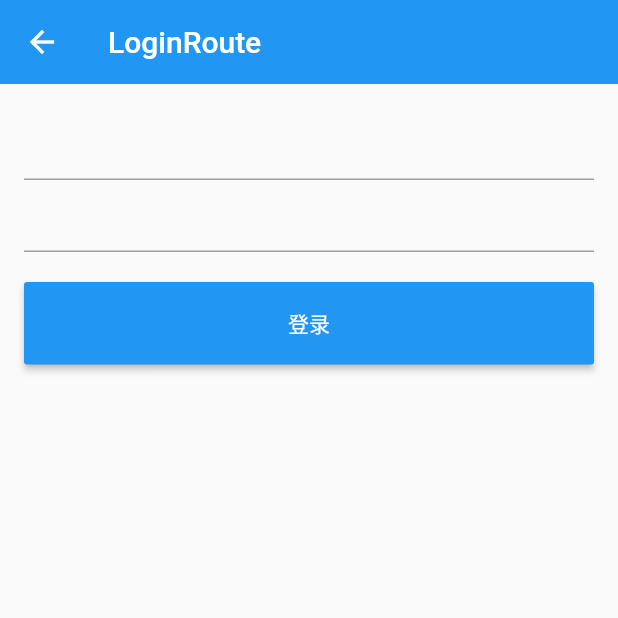
After one commit to zhangjiang1203/flutter_github_pro, a Flutter app: the LoginRoute screen opened by its route, on a phone screen of 412 x 824 dp, the top half of it. The commit adds this screen. Run offline on Flutter 3.47's test engine with Material 2 defaults, Android fonts, the phone set to English and light mode, and no system bars; our stand-ins replace cached_network_image, dio, shared_preferences; missing offline and left inert: flukit; accounts and stored records are empty; generated files the repository leaves out were written again.

Commit message:
更新登录逻辑

```diff
--- a/lib/main.dart
+++ b/lib/main.dart
@@ -11,6 +11,7 @@ import 'common/ProfileChangeNotifier.dart';
 
 import 'routes/home_pages.dart';
 import 'routes/ChangeLocalRoute.dart';
+import 'routes/LoginRoute.dart';
 
 ///初始化相关的配置之后再runapp
 //void main() => Global.init().then( (e)=>runApp(MyApp()) );
@@ -39,6 +40,7 @@ class _MyAppState extends State<MyApp> {
       "/": (context) => AppHomePage(),
       "theme_change_route": (context) => ThemeChangeRoute(),
       "Change_local_route": (context)=> ChangeLocalRoute(),
+      "Login_route":(context) => LoginRoute(),
       };
   }
 
--- /dev/null
+++ b/lib/routes/LoginRoute.dart
@@ -0,0 +1,66 @@
+/*
+* LoginRoute created by zj
+* on 2020/5/14 6:36 PM
+* copyright on zhangjiang
+*/
+
+import 'package:flutter/material.dart';
+import 'package:fluttergithubpro/common/index.dart';
+import '../common/index.dart';
+class LoginRoute extends StatefulWidget {
+  LoginRoute({Key key}) : super(key: key);
+
+  @override
+  _LoginRoute createState() => _LoginRoute();
+}
+
+class _LoginRoute extends State<LoginRoute> {
+
+  @override
+  Widget build(BuildContext context) {
+
+    TextEditingController _countController = new TextEditingController();
+    TextEditingController _passwordController = new TextEditingController();
+    bool isShowPWD = false;
+    bool _nameAutoFocus = true;
+    //全局的key
+    GlobalKey _formKey = new GlobalKey<FormState>();
+
+    void _login() async{
+      await NetWorkRequest().login('896884553@qq.com', "zj@901203").then((value) => print(value));
+    }
+
+    return Scaffold(
+        appBar: AppBar(
+          title: Text("LoginRoute"),
+        ),
+        body: Padding(
+          padding: const EdgeInsets.all(16),
+          child:Form(
+            key: _formKey,
+            autovalidate: true,
+            child: Column(
+              crossAxisAlignment: CrossAxisAlignment.start,
+              children: <Widget>[
+                TextFormField(),
+                TextFormField(),
+                Padding(
+                  padding: const EdgeInsets.only(top: 20),
+                  child: ConstrainedBox(
+                    constraints: BoxConstraints.expand(height: 55),
+                    child: RaisedButton(
+                      textColor: Colors.white,
+                      color: Theme.of(context).primaryColor,
+                      child: Text('登录'),
+                      onPressed: ()=> _login(),
+                    ),
+                  )
+                )
+
+              ],
+            ),
+          ),
+        ),//his trailing comma makes auto-formatting nicer for build methods.
+    );
+  }
+}
--- a/pubspec.yaml
+++ b/pubspec.yaml
@@ -41,6 +41,10 @@ dependencies:
   shared_preferences: ^0.5.7
   # json序列化
   json_annotation: ^2.0.0
+  # 自定义的组件,无限列表，轮播图 城市选择器等等
+  flukit: ^1.0.2
+  #图片缓存
+  cached_network_image: ^2.2.0+1
 
 dev_dependencies:
   flutter_test:
```
Also changed, not shown: lib/common/ZJAvatar.dart (added, +28 -0 lines), lib/common/index.dart (added, +16 -0 lines), lib/routes/home_pages.dart (+179 -45 lines), 3 other files.
